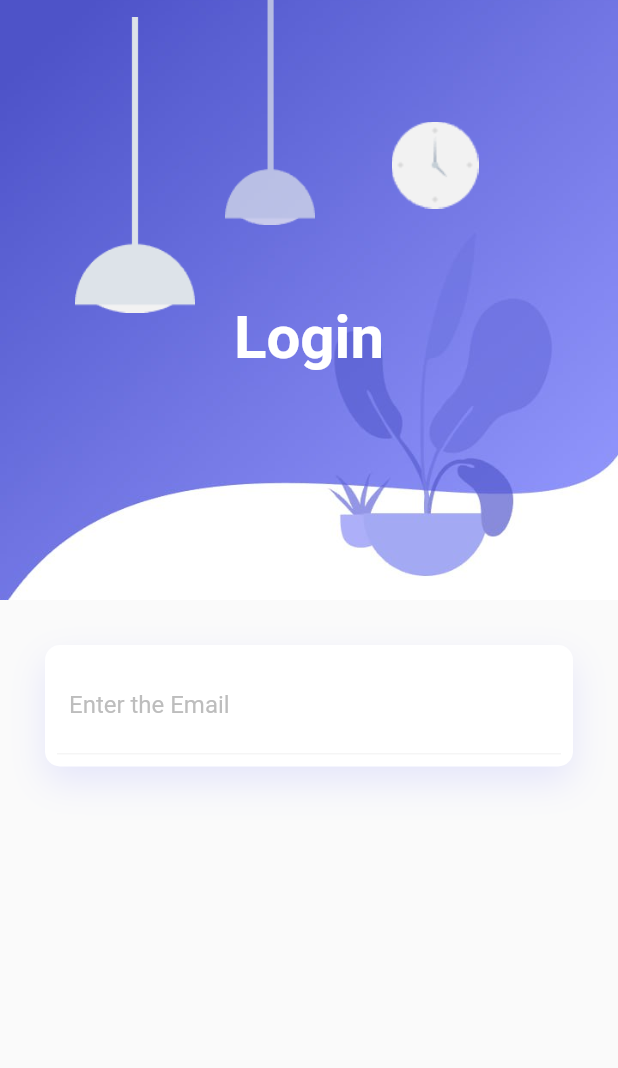
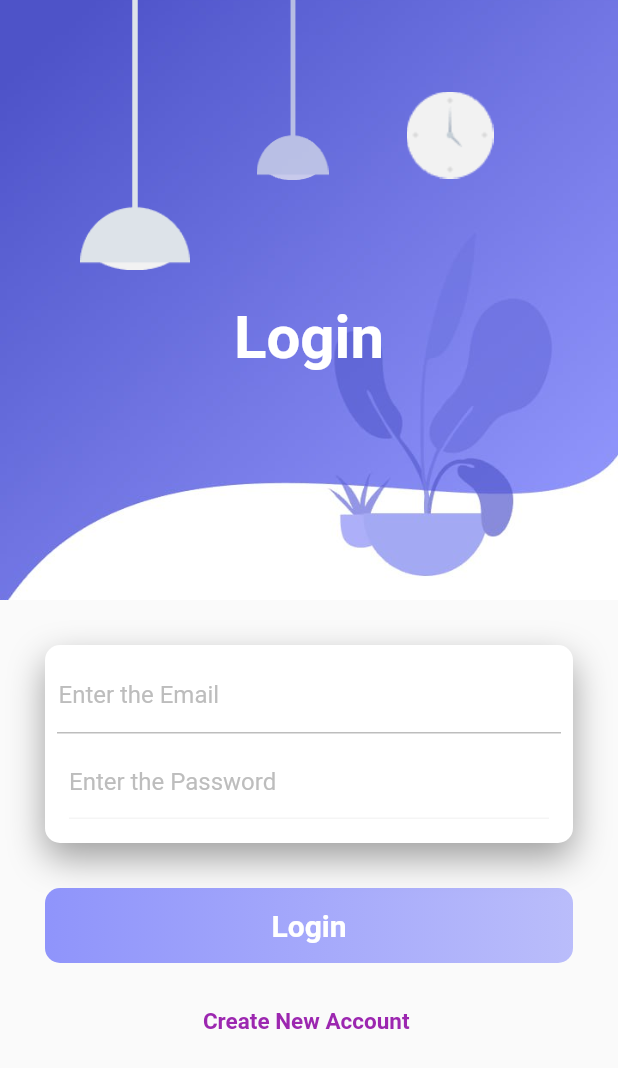
Before and after one commit to syedzubyl/flutterfirst, a Flutter app: the screen it shows after launch, on a phone screen of 412 x 824 dp. Shown: the top 1068 px of the screen. Run offline on Flutter 3.47's test engine with Material 2 defaults, Android fonts, the light colour scheme and no system bars.

Commit message:
commit syed

```diff
--- /dev/null
+++ b/lib/Login.dart
@@ -0,0 +1,176 @@
+import 'package:flutter/material.dart';
+
+class Login extends StatelessWidget {
+  const Login({super.key});
+
+  @override
+  Widget build(BuildContext context) {
+    return Scaffold(
+      body: SafeArea(
+            child: SingleChildScrollView(
+              child: Column(
+                mainAxisAlignment: MainAxisAlignment.start,
+                children: <Widget>[
+                  Container(
+                    height: 400,
+                    decoration: const BoxDecoration(
+                      image: DecorationImage(
+                          image: AssetImage("assets/bg.jpg"),
+                        fit: BoxFit.cover
+                      )
+                    ),
+                    child: Stack(
+                      children: <Widget>[
+                        Positioned(
+                            left: 50,
+                            height: 180,
+                            width: 80,
+                            child: Container(
+                              decoration:const BoxDecoration(
+                                image: DecorationImage(
+                                  image: AssetImage("assets/light-1.png")
+                                )
+                              ) ,
+                            ),
+                        ),
+                        Positioned(
+                            left: 170,
+                            height: 120,
+                            width: 50,
+                            child: Container(
+                              decoration:const BoxDecoration(
+                                image: DecorationImage(
+                                  image: AssetImage("assets/light-2.png")
+                                )
+                              ),
+                            ),),
+                        Positioned(
+                          left: 240,
+                          height: 180,
+                          width: 120,
+                          child: Container(
+                            decoration:const BoxDecoration(
+                              image: DecorationImage(
+                                image: AssetImage("assets/clock.png")
+                              )
+                            ),
+                          )
+                        ),
+                        Positioned(
+                        child: Container(
+                          margin: const EdgeInsets.only(top: 50),
+                          child:const Center(
+                            child: Text("Login",
+                              style: TextStyle(
+                                  fontWeight: FontWeight.bold,
+                                  color: Colors.white,
+                              fontSize: 40,
+                              ),
+                            ),
+                          ),
+                        ),
+                        ),
+                      ],
+                    ),
+                  ),
+                  Padding(
+                      padding: const EdgeInsets.all(30.0),
+                    child: Column(
+                      children: [
+                        Container(
+                          padding: const EdgeInsets.all(8.0),
+                          decoration: BoxDecoration(
+                            color: Colors.white,
+                            borderRadius: BorderRadius.circular(10),
+                              boxShadow: const [
+                                BoxShadow(
+                                  color: Colors.grey,
+                                  blurRadius: 20.0,
+                                  offset:Offset(0,10),
+                                ),
+                              ]
+                          ),
+                          child: Column(
+                            children: [
+                              Container(
+                                padding: const EdgeInsets.all(1.0),
+                                decoration: BoxDecoration(
+                                  border: Border(
+                                    bottom: BorderSide(
+                                      color: Colors.grey.shade400
+                                    )
+                                  ),
+                                ),
+                                child: TextField(
+                                  decoration: InputDecoration(
+                                    border: InputBorder.none,
+                                    hintText: "Enter the Email",
+                                    hintStyle: TextStyle(color: Colors.grey.shade400),
+                                  ),
+                                )
+                              ),
+                              Container(
+                                margin: EdgeInsets.all(8.0),
+                                decoration: BoxDecoration(
+                                  border: Border(
+                                    bottom: BorderSide(
+                                      color: Colors.grey.shade100
+                                    )
+                                  )
+                                ),
+                                child: TextField(
+                                  decoration: InputDecoration(
+                                    border: InputBorder.none,
+                                    hintText: "Enter the Password",
+                                    hintStyle: TextStyle(color:Colors.grey.shade400),
+                                  ),
+
+                                ),
+                              ),
+                            ],
+                          ),
+                        ),
+                        const SizedBox(
+                          height: 30,
+                        ),
+                        Container(
+                          height: 50,
+                          decoration:
+                          BoxDecoration(
+                              color: Colors.grey,
+                              borderRadius: BorderRadius.circular(10),
+                              gradient:const LinearGradient(
+                                  colors: [
+                                    Color.fromRGBO(143, 148, 251, 1),
+                                    Color.fromRGBO(143, 148, 251, .6),
+                                  ]
+                              )
+                          ),
+                          child: const Center(
+                            child: Text(
+                              "Login",
+                              style: TextStyle(
+                                  fontSize: 20 ,
+                                  fontWeight: FontWeight.bold ,
+                                  color: Colors.white),
+                            ),
+                          ),
+                        ),
+                        const SizedBox(height: 30,),
+                        const Text("Create New Account " ,
+                          style: TextStyle(
+                              fontSize: 15,
+                              fontWeight: FontWeight.bold,
+                              color: Colors.purple),
+                        )
+                      ],
+                    ),
+                  ),
+
+                ],
+              ),
+            ),
+      ),
+    );
+  }
+}
--- a/lib/hello.dart
+++ b/lib/hello.dart
@@ -8,6 +8,7 @@ class hello extends StatelessWidget {
     return  Scaffold(
       body:  Column(
         mainAxisAlignment: MainAxisAlignment.start,
+
         children: <Widget>[
           Container(
             height: 400,
@@ -79,7 +80,8 @@ class hello extends StatelessWidget {
               Container(
                 padding: const EdgeInsets.all(8.0),
                 decoration: BoxDecoration(
-                  color: Colors.white,                  borderRadius: BorderRadius.circular(10),
+                  color: Colors.white,
+                    borderRadius: BorderRadius.circular(10),
                   boxShadow: const [
                     BoxShadow(
                       color: Color.fromRGBO(143, 148,  251, .2),
@@ -106,12 +108,49 @@ class hello extends StatelessWidget {
                         ),
                       ),
                    ),
-
+                    Container(
+                      padding: const EdgeInsets.all(8.0),
+                      decoration: BoxDecoration(
+                        border: Border(
+                          bottom: BorderSide(
+                            color: Colors.blue.shade100,
+                          )
+                        )
+                      ),
+                      child: TextField(
+                        decoration: InputDecoration(
+                          border: InputBorder.none,
+                          hintText: "Enter the Password",
+                          hintStyle: TextStyle(color: Colors.grey.shade400)
+                        ),
+                   ),
+                    )
                   ],
                 ),
               ),
             ],
-          ),)
+          ),),
+          const SizedBox(
+            height: 30,
+          ),
+          Container(
+            height: 50,
+            decoration: BoxDecoration(
+              borderRadius: BorderRadius.circular(10),
+              gradient:const LinearGradient(
+               colors: [
+                 Color.fromRGBO(143, 148, 251, 1),
+                 Color.fromRGBO(143, 148, 251, .6),
+               ]
+              )
+            ),
+            child: const Text("Login",style: TextStyle(color: Colors.white,fontWeight: FontWeight.bold),),
+          ),
+          const SizedBox(height: 70,),
+          const Text("Forgot password",
+            style:TextStyle(
+                color: Colors.purple,
+                fontWeight: FontWeight.bold),)
         ],
       ),
 
--- a/lib/main.dart
+++ b/lib/main.dart
@@ -1,4 +1,5 @@
 import 'package:flutter/material.dart';
+import 'package:syed/Login.dart';
 import 'package:syed/hello.dart';
 
 void main(){
@@ -12,7 +13,7 @@ class MyApp extends StatelessWidget {
     return const MaterialApp(
       debugShowCheckedModeBanner: false,
       title: 'ToDo',
-      home: hello(),
+      home: Login(),
     );
   }
 }
```
